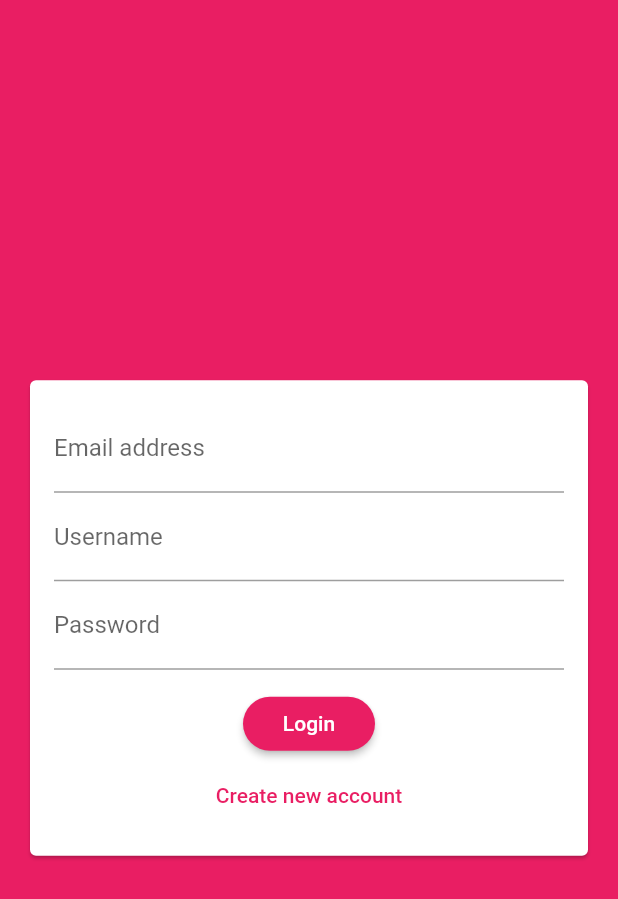
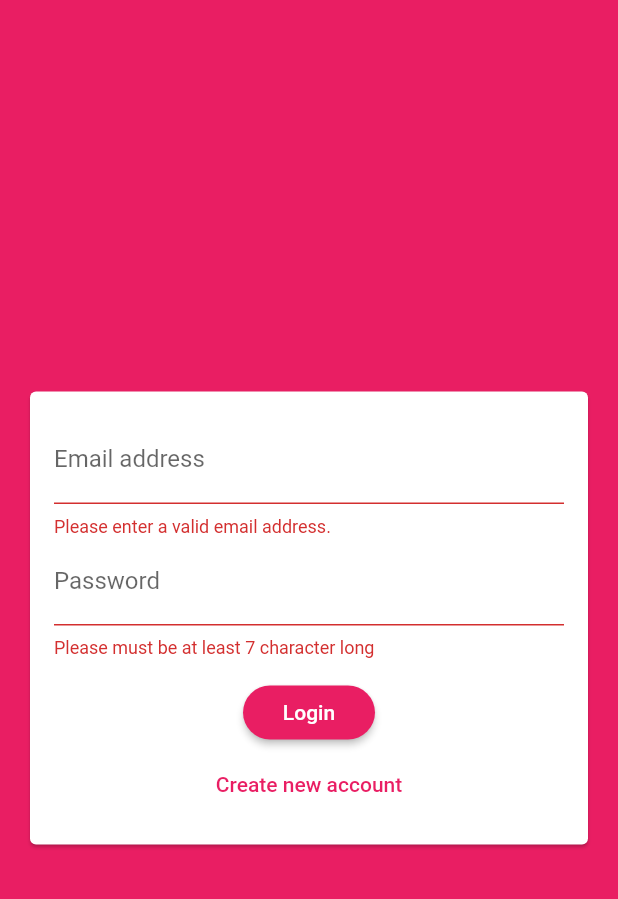
Before and after one commit to MariumAkter/Chit-Chat, a Flutter app: the screen it shows after launch, after a tap on "Login", on a phone screen of 412 x 824 dp. Shown: the top 899 px of the screen. Run offline on Flutter 3.47's test engine with Material 2 defaults, Android fonts, the phone set to English and light mode, and no system bars; our stand-ins replace cloud_firestore, firebase_core; accounts and stored records are empty.

Commit message:
creating an authentication form

```diff
--- a/lib/widgets/auth/auth_form.dart
+++ b/lib/widgets/auth/auth_form.dart
@@ -1,12 +1,32 @@
 import 'package:flutter/material.dart';
 class AuthForm extends StatefulWidget {
-  const AuthForm({Key? key}) : super(key: key);
 
   @override
   _AuthFormState createState() => _AuthFormState();
 }
 
 class _AuthFormState extends State<AuthForm> {
+  final _formKey = GlobalKey<FormState>();
+  var _isLogin = true;
+  var _userEmail = '';
+  var _userName = '';
+  var _userPassword = '';
+
+
+void _trySubmit(){
+ final isValid = _formKey.currentState!.validate();
+ FocusScope.of(context).unfocus();
+
+ if (isValid){
+   _formKey.currentState!.save();
+   print(_userEmail);
+   print(_userName);
+   print(_userPassword);
+
+
+   // Use those values to send our auth request...
+ }
+}
   @override
   Widget build(BuildContext context) {
     return  Center(
@@ -15,29 +35,70 @@
         child: SingleChildScrollView(
           child: Padding(
             padding: EdgeInsets.all(16),
-            child: Form(child: Column(
+            child: Form(
+              key: _formKey,
+              child: Column(
               mainAxisSize: MainAxisSize.min,
               children: <Widget> [
                 TextFormField(
+                  key: ValueKey('email'),
+                  validator: (value){
+                    if (value!.isEmpty || !value.contains('@')){
+                      return 'Please enter a valid email address.';
+                    }
+                    return null;
+                  },
                   keyboardType: TextInputType.emailAddress,
                   decoration: InputDecoration(
                     labelText: 'Email address',
                   ),
+                  onSaved: (value){
+                    _userEmail = value!;
+                  },
+                ),
+                if(!_isLogin)
+                TextFormField(
+                  key: ValueKey('username'),
+                  validator: (value){
+                    if(value!.isEmpty || value.length < 4){
+                      return 'Please enter at least 4 characters';
+                    }
+                    return null;
+                  },
+                  decoration: InputDecoration(labelText: 'Username'),
+                  onSaved: (value){
+                    _userName = value!;
+                  },
+
                 ),
                 TextFormField(
-                  decoration: InputDecoration(labelText: 'Username'),
-                ),
-                TextFormField(
+                  key: ValueKey('password'),
+                  validator: (value){
+                    if(value!.isEmpty || value.length < 7){
+                      return 'Please must be at least 7 character long';
+
+                    }
+                    return null;
+                  },
                   decoration: InputDecoration(labelText: 'Password'),
                   obscureText: true,
+                  onSaved: (value){
+                    _userPassword = value!;
+                  },
+
                 ),
               SizedBox(height: 12),
-                RaisedButton(child: Text('Login'), onPressed: (){},),
+                RaisedButton(child: Text(_isLogin ? 'Login' : 'Signup'),
+                  onPressed: _trySubmit,
+                ),
                 FlatButton(
                   textColor: Theme.of(context).primaryColor,
-                  child: Text('Create new account'),
-
-                  onPressed: (){},
+                  child: Text(_isLogin ? 'Create new account' : 'I already have an account'),
+                  onPressed: (){
+                    setState(() {
+                      _isLogin = !_isLogin;
+                    });
+                  },
                 ),
             ],
             ),
```
